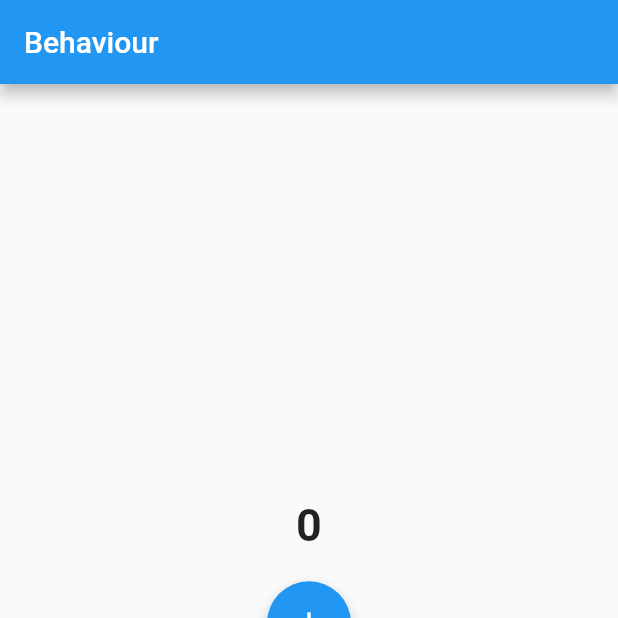
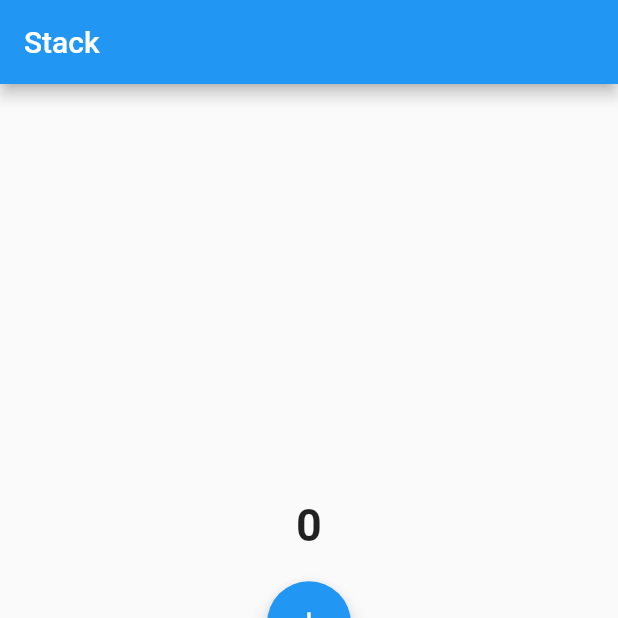
Before and after one commit to Camille-hy/flutter-pagination-1, a Flutter app: the screen it shows after launch, on a phone screen of 412 x 824 dp, the top half of it. Run offline on Flutter 3.47's test engine with Material 2 defaults, Android fonts, the phone set to English and light mode, and no system bars.

Commit message:
fix: change title name

```diff
--- a/lib/screens/stack_navigation.dart
+++ b/lib/screens/stack_navigation.dart
@@ -24,7 +24,7 @@ class _StackNavigationExampleState extends State<StackNavigationExample>
     super.build(context);
     return Scaffold(
       appBar: AppBar(
-        title: Text('Behaviour'),
+        title: Text('Stack'),
       ),
       body: Center(
         child: Column(
```
